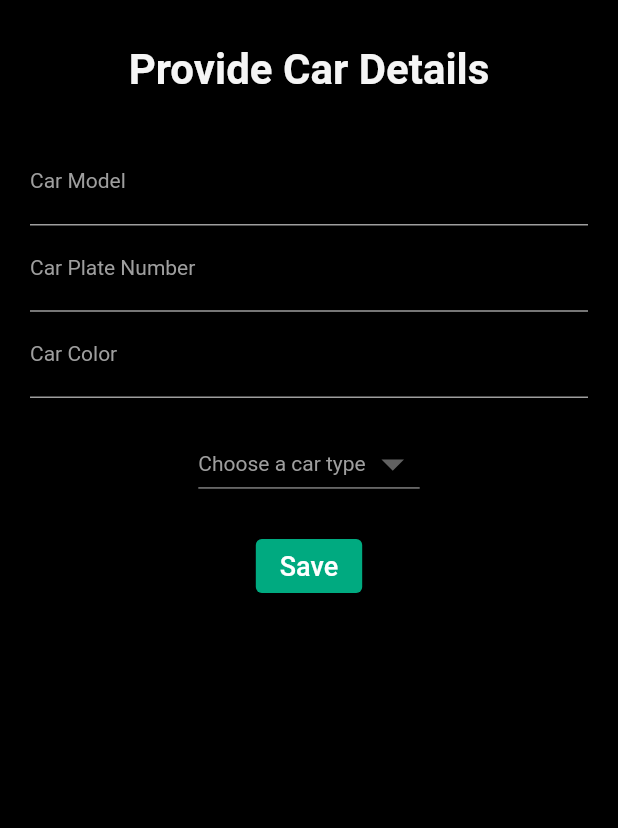
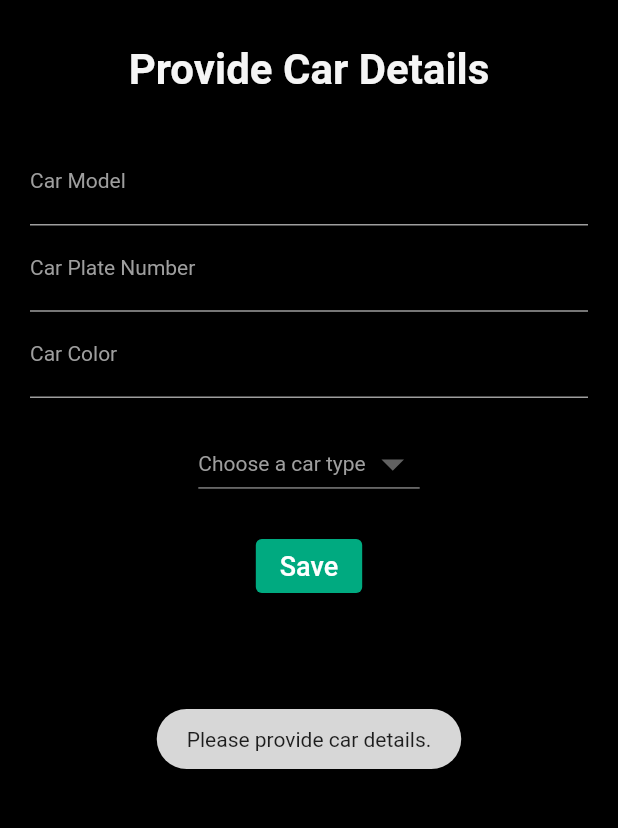
Before and after one commit to sungnga/flutter-projects, a Flutter app: the CarInfoScreen screen opened directly, after a tap on "Save", on a phone screen of 412 x 824 dp, the part 371-1199 px from its top. Run offline on Flutter 3.47's test engine with Material 2 defaults, Android fonts, the phone set to English and light mode, and no system bars; our stand-ins replace cloud_firestore, firebase_auth, firebase_core, firebase_database, firebase_storage, fluttertoast and 2 more; accounts and stored records are empty.

Commit message:
Implement driver signup functionality

```diff
--- /dev/null
+++ b/uber_clone/drivers_app/lib/authentication/auth.dart
@@ -0,0 +1,4 @@
+import 'package:firebase_auth/firebase_auth.dart';
+
+final FirebaseAuth fAuth = FirebaseAuth.instance;
+User? currentFirebaseUser;
--- a/uber_clone/drivers_app/lib/screens/car_info_screen.dart
+++ b/uber_clone/drivers_app/lib/screens/car_info_screen.dart
@@ -1,4 +1,9 @@
+import 'package:drivers_app/screens/main_screen.dart';
+import 'package:drivers_app/screens/splash_screen.dart';
 import 'package:flutter/material.dart';
+import 'package:firebase_database/firebase_database.dart';
+import 'package:fluttertoast/fluttertoast.dart';
+import 'package:drivers_app/authentication/auth.dart';
 
 class CarInfoScreen extends StatefulWidget {
   const CarInfoScreen({super.key});
@@ -15,6 +20,50 @@ class _CarInfoScreenState extends State<CarInfoScreen> {
 
   List<String> carTypesList = ['uber-x', 'uber-go', 'bike'];
   String? selectedCarType;
+
+  void validateForm() {
+    if (carColorTextEditingController.text.isNotEmpty &&
+        carPlateNumberTextEditingController.text.isNotEmpty &&
+        carModelTextEditingController.text.isNotEmpty &&
+        selectedCarType != null) {
+      saveCarInfo();
+    } else {
+      Fluttertoast.showToast(
+        msg: 'Please provide car details.',
+        toastLength: Toast.LENGTH_LONG,
+      );
+    }
+  }
+
+  Future saveCarInfo() async {
+    // driver car info
+    Map driverCarInfoMap = {
+      "car_model": carModelTextEditingController.text.trim(),
+      "car_plate": carPlateNumberTextEditingController.text.trim(),
+      "car_color": carColorTextEditingController.text.trim(),
+      "type": selectedCarType,
+    };
+
+    // get the reference of the drivers node in realtime database
+    // assign it to driversRef
+    DatabaseReference driversRef =
+        FirebaseDatabase.instance.ref().child('drivers');
+
+    // create a subchild car_details ref under driversRef
+    // save driver car info in car_details ref in currentFirebaseUser_uid document
+    // NOTE: currentFirebaseUser object was instantiated in auth.dart file
+    driversRef
+        .child(currentFirebaseUser!.uid)
+        .child('car_details')
+        .set(driverCarInfoMap);
+
+    // notify driver with a message
+    Fluttertoast.showToast(msg: 'Success! Car details has been saved.');
+
+    // send driver to MySplashScreen
+    Navigator.push(
+        context, MaterialPageRoute(builder: (context) => MainScreen()));
+  }
 
   @override
   Widget build(BuildContext context) {
@@ -140,10 +189,7 @@ class _CarInfoScreenState extends State<CarInfoScreen> {
                 SizedBox(height: 20.0),
                 ElevatedButton(
                   onPressed: () {
-                    Navigator.push(
-                      context,
-                      MaterialPageRoute(builder: (context) => CarInfoScreen()),
-                    );
+                    validateForm();
                   },
                   style: ElevatedButton.styleFrom(
                       backgroundColor: Color(0xff00AA80)),
```
Also changed, not shown: uber_clone/drivers_app/lib/screens/signup_screen.dart (+56 -5 lines).
